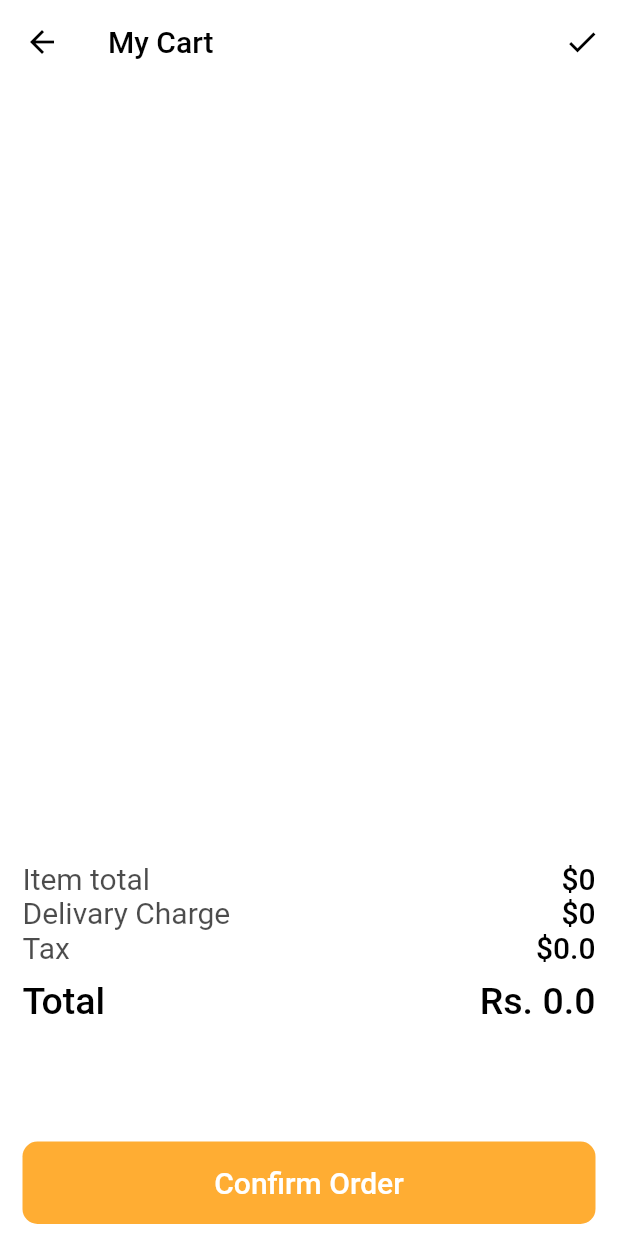
After one commit to GameOnAnil/food_delivery_app, a Flutter app: the CartListPage screen opened directly, on a phone screen of 412 x 824 dp. The commit adds this screen. Run offline on Flutter 3.47's test engine with Material 2 defaults, Android fonts, the phone set to English and light mode, and no system bars; our stand-ins replace cloud_firestore, dio, firebase_auth, firebase_core, flutter_riverpod, flutter_signin_button and 2 more; accounts and stored records are empty; network calls fail.

Commit message:
Food cart total feature added

```diff
--- /dev/null
+++ b/lib/presentation/screens/cart_list_page.dart
@@ -0,0 +1,179 @@
+import 'package:cloud_firestore/cloud_firestore.dart';
+import 'package:flutter/material.dart';
+import 'package:food_delivery_app/data/model/cart_food.dart';
+import 'package:flutter_riverpod/flutter_riverpod.dart';
+import 'package:food_delivery_app/presentation/widgets/cart_item_tile.dart';
+import 'package:food_delivery_app/provider/auth_provider.dart';
+
+class CartListPage extends ConsumerWidget {
+  CartListPage({Key? key}) : super(key: key);
+
+  @override
+  Widget build(BuildContext context, WidgetRef ref) {
+    final Stream<QuerySnapshot> _foodStream = FirebaseFirestore.instance
+        .collection("cart")
+        .doc(ref.read(firebaseAuthProvider).currentUser!.uid)
+        .collection("foodlist")
+        .snapshots();
+
+    return Scaffold(
+      backgroundColor: Colors.white,
+      appBar: AppBar(
+        elevation: 0.0,
+        backgroundColor: Colors.white,
+        foregroundColor: Colors.black,
+        title: const Text(
+          "My Cart",
+          style: TextStyle(color: Colors.black),
+        ),
+        actions: [
+          IconButton(onPressed: () {}, icon: const Icon(Icons.check)),
+        ],
+      ),
+      body: _buildListView(_foodStream),
+    );
+  }
+
+  StreamBuilder<QuerySnapshot<Object?>> _buildListView(
+      Stream<QuerySnapshot<Object?>> _foodStream) {
+    return StreamBuilder<QuerySnapshot>(
+      stream: _foodStream,
+      builder: (BuildContext context, AsyncSnapshot<QuerySnapshot> snapshot) {
+        if (snapshot.hasError) {
+          return const Scaffold(
+              body: Center(child: Text('Something went wrong')));
+        }
+
+        if (snapshot.connectionState == ConnectionState.waiting) {
+          return const Scaffold(
+            body: Center(child: CircularProgressIndicator()),
+          );
+        }
+        var totalPrice = 0;
+        var totalDelivaryChange = 0;
+        var totalTax = 0.0;
+        var totalSum = 0.0;
+        List<CartFood> foodList =
+            snapshot.data!.docs.map((DocumentSnapshot document) {
+          Map<String, dynamic> data = document.data()! as Map<String, dynamic>;
+          var food = CartFood.fromMap(data);
+          totalPrice = totalPrice + food.price * food.quantity;
+          totalDelivaryChange = totalDelivaryChange + 50;
+          totalTax = 0.04 * totalPrice;
+          totalSum = totalPrice + totalDelivaryChange + totalTax;
+
+          return food;
+        }).toList();
+
+        return Column(
+          children: [
+            Expanded(
+              child: ListView.builder(
+                  itemCount: foodList.length,
+                  itemBuilder: (context, index) => CartItemTile(
+                        food: foodList[index],
+                      )),
+            ),
+            _buildBottomSheet(
+                context, totalPrice, totalDelivaryChange, totalTax, totalSum)
+          ],
+        );
+      },
+    );
+  }
+
+  Container _buildBottomSheet(
+    BuildContext context,
+    int totalPrice,
+    int totalDelivaryChange,
+    double totalTax,
+    double totalSum,
+  ) {
+    return Container(
+      width: MediaQuery.of(context).size.width,
+      height: 250,
+      color: Colors.white,
+      child: Padding(
+        padding: const EdgeInsets.symmetric(horizontal: 15),
+        child: Consumer(builder: (context, ref, child) {
+          // var total = ref.watch(cartTotalProvider).total;
+          return Column(children: [
+            _bottomTextRow(title: "Item total", price: totalPrice.toString()),
+            _bottomTextRow(
+                title: "Delivary Charge",
+                price: totalDelivaryChange.toString()),
+            _bottomTextRow(title: "Tax", price: totalTax.toString()),
+            const SizedBox(
+              height: 10,
+            ),
+            Row(
+              mainAxisAlignment: MainAxisAlignment.spaceBetween,
+              children: [
+                const Text(
+                  "Total",
+                  style: TextStyle(
+                      color: Colors.black,
+                      fontWeight: FontWeight.w500,
+                      fontSize: 25),
+                  maxLines: 2,
+                ),
+                Text(
+                  "Rs. " + totalSum.toString(),
+                  style: const TextStyle(
+                      color: Colors.black,
+                      fontWeight: FontWeight.w500,
+                      fontSize: 25),
+                  maxLines: 2,
+                ),
+              ],
+            ),
+            const Expanded(child: SizedBox()),
+            SafeArea(
+              child: Container(
+                  padding: const EdgeInsets.symmetric(horizontal: 15),
+                  width: MediaQuery.of(context).size.width,
+                  height: 55,
+                  decoration: BoxDecoration(
+                      borderRadius: BorderRadius.circular(10),
+                      color: Colors.orange.withOpacity(0.8)),
+                  child: TextButton(
+                      onPressed: () {},
+                      child: const Text(
+                        "Confirm Order",
+                        style: TextStyle(
+                          fontSize: 20,
+                          color: Colors.white,
+                        ),
+                      ))),
+            ),
+            const SizedBox(
+              height: 8,
+            )
+          ]);
+        }),
+      ),
+    );
+  }
+
+  Row _bottomTextRow({required String title, required String price}) {
+    return Row(
+      mainAxisAlignment: MainAxisAlignment.spaceBetween,
+      children: [
+        Text(
+          title,
+          style: TextStyle(
+              color: Colors.black.withOpacity(0.7),
+              fontWeight: FontWeight.w400,
+              fontSize: 20),
+          maxLines: 2,
+        ),
+        Text(
+          "\$" + price,
+          style: const TextStyle(
+              color: Colors.black, fontWeight: FontWeight.w500, fontSize: 20),
+          maxLines: 2,
+        ),
+      ],
+    );
+  }
+}
```
Also changed, not shown: lib/presentation/screens/add_to_cart.dart (deleted, +0 -164 lines), lib/presentation/screens/food_detail_page.dart (+28 -7 lines), lib/presentation/screens/home_page.dart (+28 -21 lines), lib/presentation/widgets/cart_item_tile.dart (+44 -13 lines), lib/utils/firestore_service.dart (+28 -3 lines).
